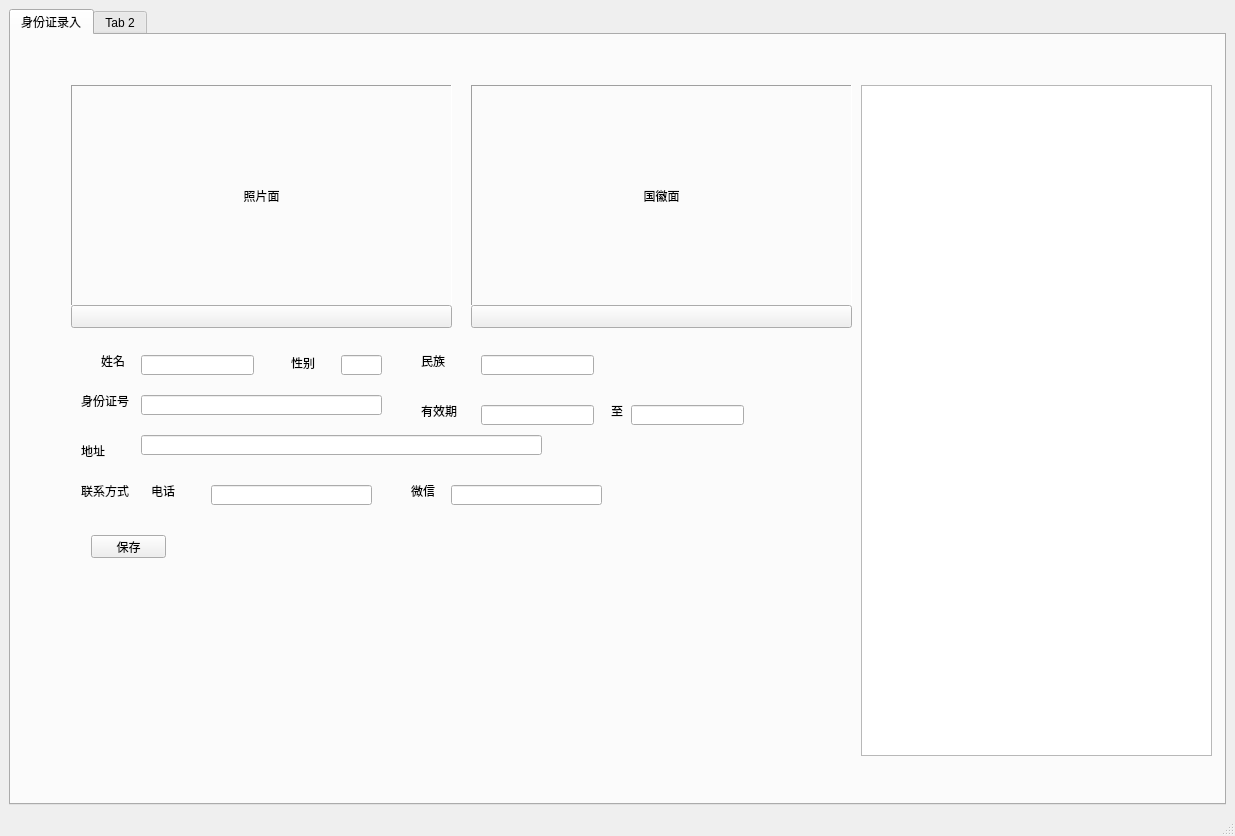
hanwyp/Business_1, file MainWindow.ui: the form before one commit.
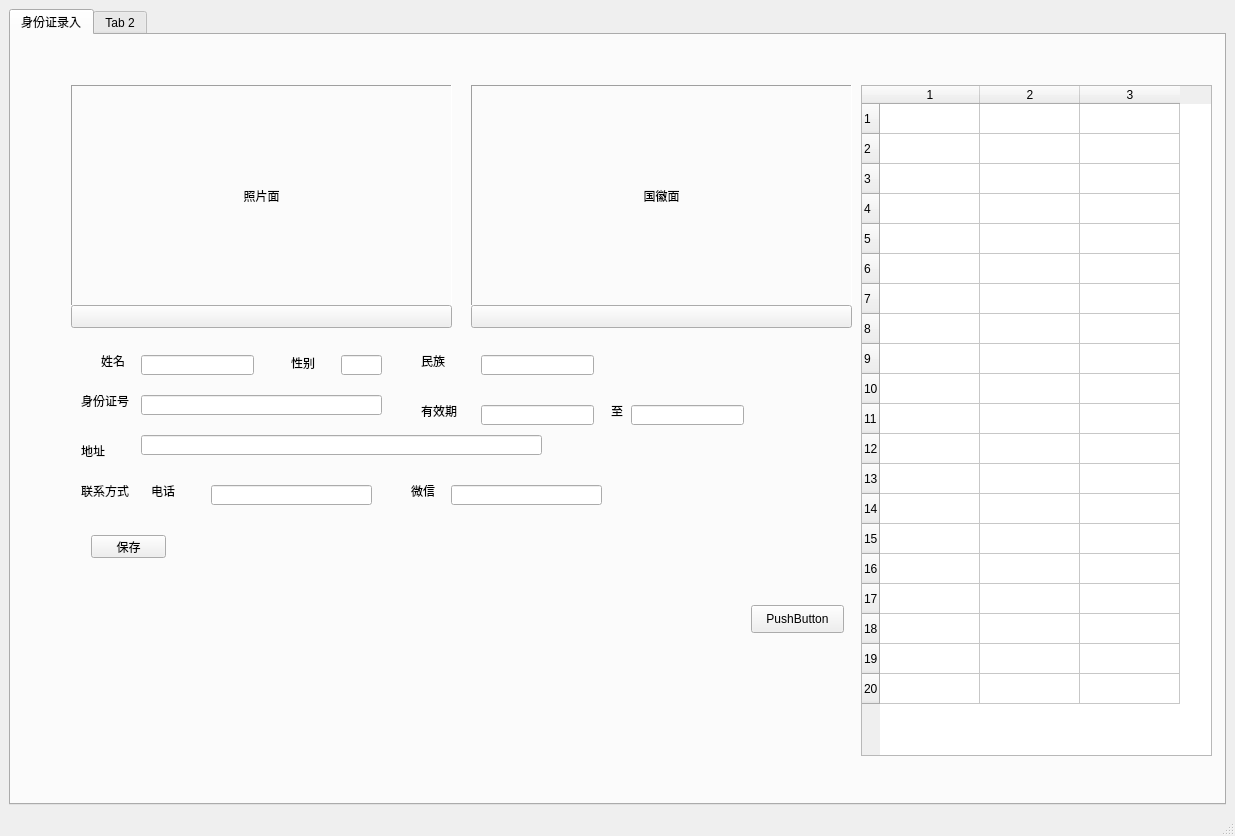
The form after the commit.

The edit to the form file:
```diff
--- a/MainWindow.ui
+++ b/MainWindow.ui
@@ -335,6 +335,38 @@
           <height>671</height>
          </rect>
         </property>
+        <property name="selectionBehavior">
+         <enum>QAbstractItemView::SelectRows</enum>
+        </property>
+        <property name="rowCount">
+         <number>20</number>
+        </property>
+        <property name="columnCount">
+         <number>3</number>
+        </property>
+        <row/>
+        <row/>
+        <row/>
+        <row/>
+        <row/>
+        <row/>
+        <row/>
+        <row/>
+        <row/>
+        <row/>
+        <row/>
+        <row/>
+        <row/>
+        <row/>
+        <row/>
+        <row/>
+        <row/>
+        <row/>
+        <row/>
+        <row/>
+        <column/>
+        <column/>
+        <column/>
        </widget>
        <widget class="QPushButton" name="btnOK">
         <property name="geometry">
@@ -349,6 +381,19 @@
          <string>保存</string>
         </property>
        </widget>
+       <widget class="QPushButton" name="tabView">
+        <property name="geometry">
+         <rect>
+          <x>740</x>
+          <y>570</y>
+          <width>93</width>
+          <height>28</height>
+         </rect>
+        </property>
+        <property name="text">
+         <string>PushButton</string>
+        </property>
+       </widget>
       </widget>
       <widget class="QWidget" name="tab_2">
        <attribute name="title">
```
Left out of the diff: 2 changed lines with no effect on the pictures.
